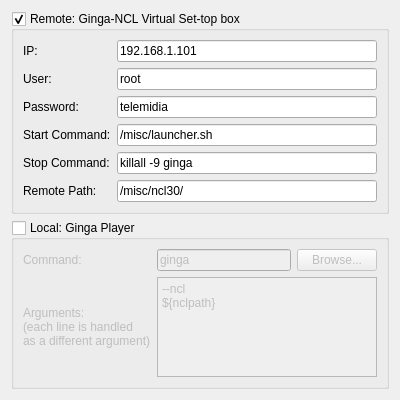
The window that composer-gui/ui/RunGingaConfig.ui (TeleMidia/nclcomposer) describes before a commit, drawn with Qt 5.
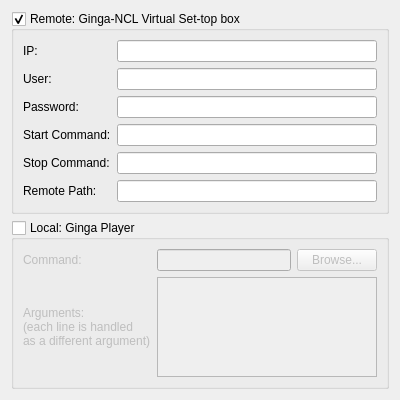
The same window after the commit.

Commit message:
[gui] maint: Show Run Preferences even when building without LIBSSH2 #390.
* include/ComposerMainWindow.h: Likewise.
* include/RunGingaConfig.h: Likewise.
* src/ComposerMainWindow.cpp: Likewise.
* src/RunGingaConfig.cpp: Likewise.
* ui/RunGingaConfig.ui: Likewise.

Patch:
```diff
--- a/composer-gui/ui/RunGingaConfig.ui
+++ b/composer-gui/ui/RunGingaConfig.ui
@@ -62,7 +62,7 @@
            <enum>Qt::StrongFocus</enum>
           </property>
           <property name="text">
-           <string>/misc/launcher.sh</string>
+           <string/>
           </property>
          </widget>
         </item>
@@ -72,17 +72,7 @@
            <enum>Qt::StrongFocus</enum>
           </property>
           <property name="text">
-           <string>root</string>
-          </property>
-         </widget>
-        </item>
-        <item row="4" column="1">
-         <widget class="QLineEdit" name="lineEdit_RemotePassword">
-          <property name="focusPolicy">
-           <enum>Qt::StrongFocus</enum>
-          </property>
-          <property name="text">
-           <string>telemidia</string>
+           <string/>
           </property>
          </widget>
         </item>
@@ -92,7 +82,7 @@
            <enum>Qt::StrongFocus</enum>
           </property>
           <property name="text">
-           <string>192.168.1.101</string>
+           <string/>
           </property>
          </widget>
         </item>
@@ -106,14 +96,14 @@
         <item row="7" column="1">
          <widget class="QLineEdit" name="lineEdit_RemotePath">
           <property name="text">
-           <string>/misc/ncl30/</string>
+           <string/>
           </property>
          </widget>
         </item>
         <item row="6" column="1">
          <widget class="QLineEdit" name="lineEdit_RemoteStopCmd">
           <property name="text">
-           <string>killall -9 ginga</string>
+           <string/>
           </property>
          </widget>
         </item>
@@ -124,6 +114,16 @@
           </property>
          </widget>
         </item>
+        <item row="4" column="1">
+         <widget class="QLineEdit" name="lineEdit_RemotePassword">
+          <property name="focusPolicy">
+           <enum>Qt::StrongFocus</enum>
+          </property>
+          <property name="text">
+           <string/>
+          </property>
+         </widget>
+        </item>
        </layout>
       </item>
      </layout>
@@ -171,7 +171,7 @@
         <item row="1" column="1">
          <widget class="QLineEdit" name="lineEdit_local_Command">
           <property name="text">
-           <string>ginga</string>
+           <string/>
           </property>
          </widget>
         </item>
@@ -188,8 +188,7 @@
         <item row="3" column="1" colspan="2">
          <widget class="QPlainTextEdit" name="plainTextEdit_local_Args">
           <property name="plainText">
-           <string>--ncl
-${nclpath}</string>
+           <string/>
           </property>
          </widget>
         </item>
```
The commit also changes 4 other files.
